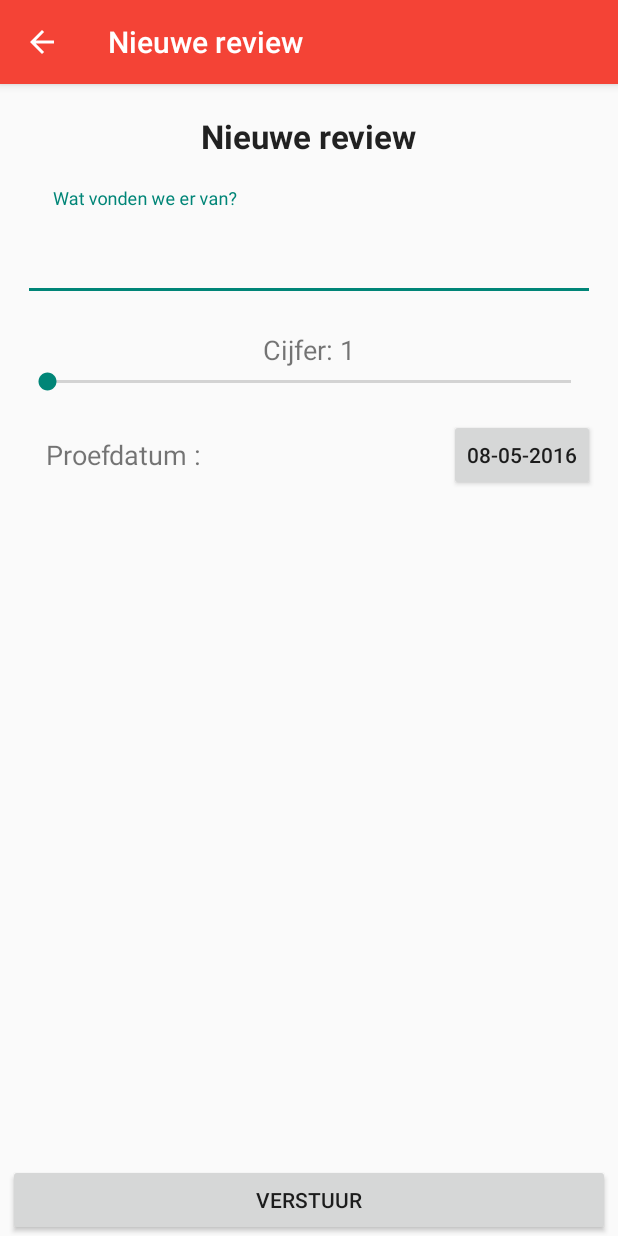
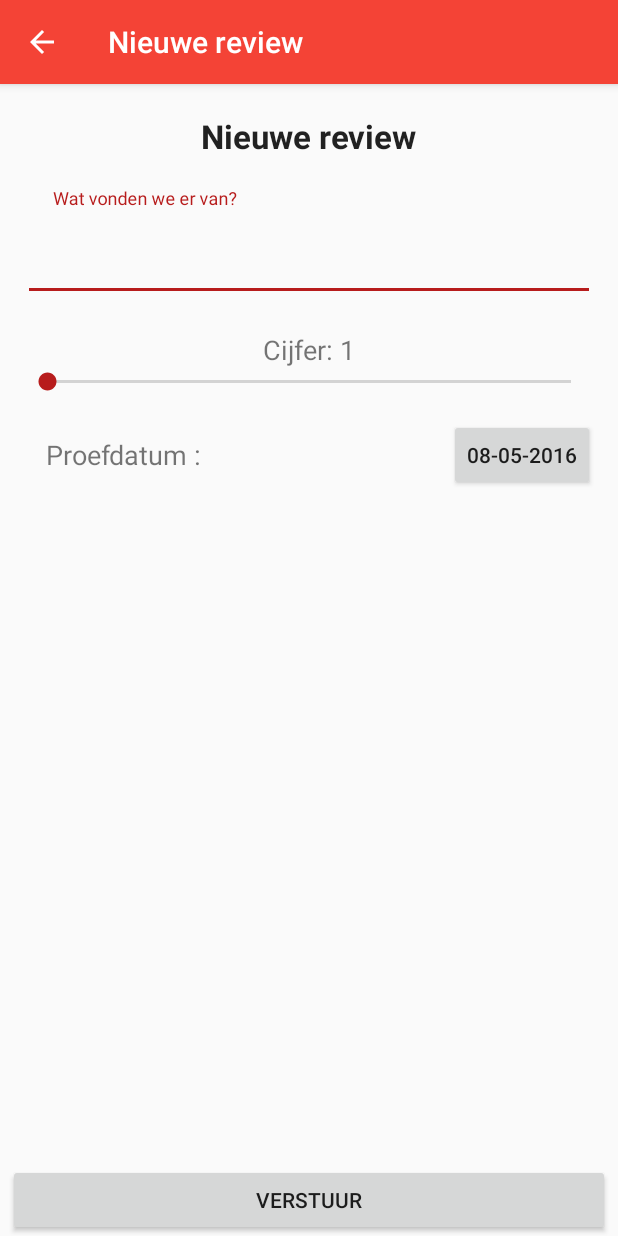
Before and after one commit to DispuutHamers/hamersapp, an Android app: the NewBeerReviewActivity screen opened directly, with no data from a screen before it, on a phone screen of 412 x 824 dp. Run offline under Robolectric (Android 15) with nearby library versions, the phone set to English and light mode, and no system bars; network calls fail.

Commit message:
Set accent color (dark red)

```diff
--- a/hamersapp/src/main/res/values-v21/themes.xml
+++ b/hamersapp/src/main/res/values-v21/themes.xml
@@ -11,6 +11,7 @@
         <item name="preferenceTheme">@style/PreferenceThemeOverlay.v14.Material</item>
         <!-- The following is temporary, see: http://stackoverflow.com/questions/32070670/preferencefragmentcompat-requires-preferencetheme-to-be-set -->
         <item name="android:activatedBackgroundIndicator">?android:attr/selectableItemBackground</item>
+        <item name="colorAccent">?android:attr/colorPrimaryDark</item>
     </style>
 
     <style name="DrawerArrowStyle" parent="Widget.AppCompat.DrawerArrowToggle">
```
